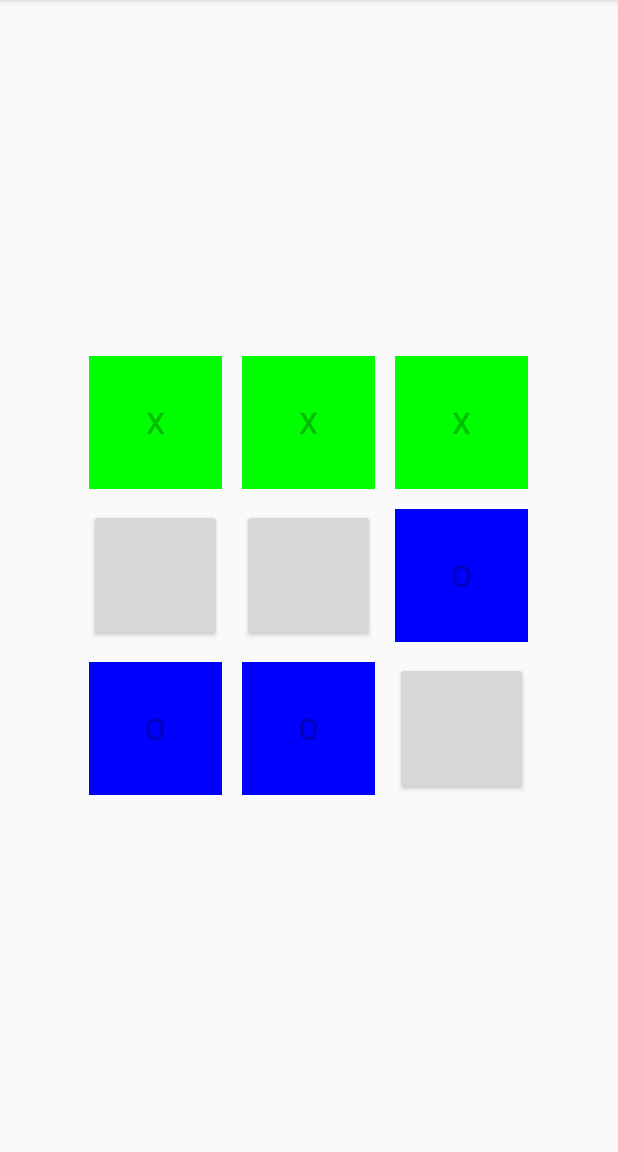
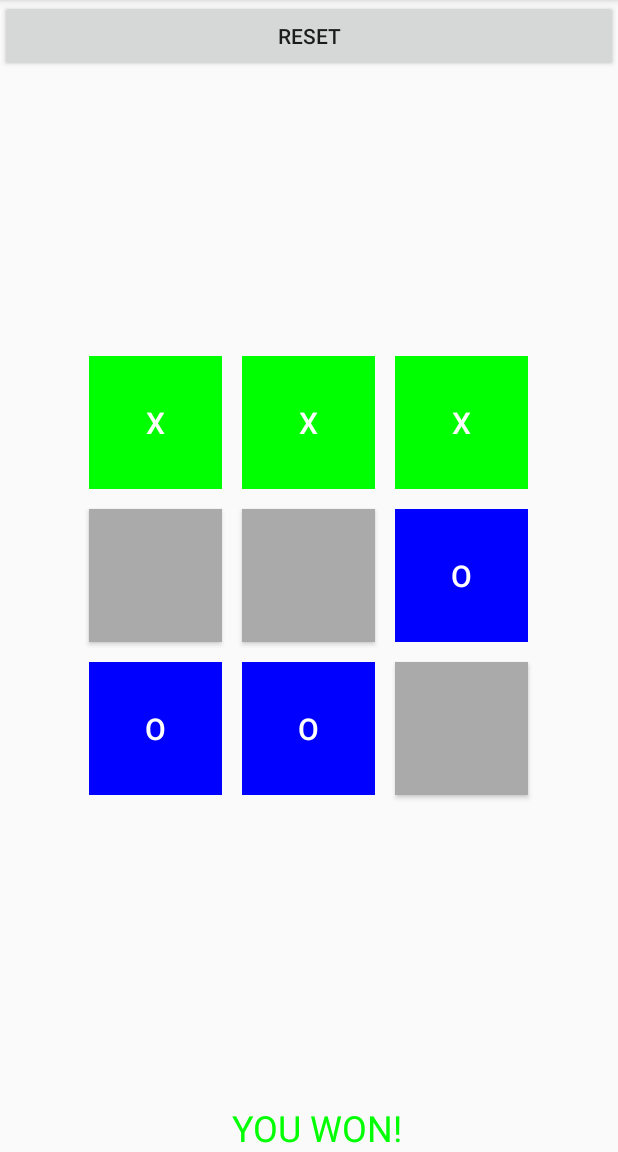
Before and after one commit to jugomo/TicTacToy, an Android app: the screen it shows after launch (MainActivity), after a tap on an icon or button, on a phone screen of 412 x 824 dp, the part 84-1236 px from its top. Run offline under Robolectric (Android 15) with nearby library versions, the phone set to English and light mode, and no system bars; 2 other taps on this screen came first.

Commit message:
add game reset
- bug fixes
- add game reset
- add status message
- support SDK >= 16

```diff
--- a/app/build.gradle
+++ b/app/build.gradle
@@ -7,10 +7,10 @@ android {
     buildToolsVersion "25.0.2"
     defaultConfig {
         applicationId "com.site11.jugomo.tictactoy"
-        minSdkVersion 19
+        minSdkVersion 16
         targetSdkVersion 25
-        versionCode 1
-        versionName "1.0"
+        versionCode 3
+        versionName "1.03"
         testInstrumentationRunner "android.support.test.runner.AndroidJUnitRunner"
     }
     buildTypes {
--- a/app/src/main/AndroidManifest.xml
+++ b/app/src/main/AndroidManifest.xml
@@ -6,10 +6,12 @@
         android:allowBackup="true"
         android:icon="@mipmap/ic_launcher"
         android:label="@string/app_name"
-        android:roundIcon="@mipmap/ic_launcher_round"
+        android:roundIcon="@mipmap/ic_launcher"
         android:supportsRtl="true"
         android:theme="@style/AppTheme">
-        <activity android:name=".MainActivity">
+        <activity
+            android:name=".MainActivity"
+            android:screenOrientation="portrait">
             <intent-filter>
                 <action android:name="android.intent.action.MAIN" />
 
--- a/app/src/main/java/com/site11/jugomo/tictactoy/MainActivity.kt
+++ b/app/src/main/java/com/site11/jugomo/tictactoy/MainActivity.kt
@@ -14,6 +14,7 @@ class MainActivity : AppCompatActivity() {
     var player1 = ArrayList<Int>()
     var player2 = ArrayList<Int>()
     var active = 1
+    var finished = false
 
     //
     //
@@ -22,13 +23,57 @@ class MainActivity : AppCompatActivity() {
     override fun onCreate(savedInstanceState: Bundle?) {
         super.onCreate(savedInstanceState)
         setContentView(R.layout.activity_main)
+
+        btReset.isEnabled = false
+    }
+
+    fun resetAction(view: View) {
+
+        bt1.setBackgroundColor(resources.getColor(android.R.color.darker_gray))
+        bt2.setBackgroundColor(resources.getColor(android.R.color.darker_gray))
+        bt3.setBackgroundColor(resources.getColor(android.R.color.darker_gray))
+        bt4.setBackgroundColor(resources.getColor(android.R.color.darker_gray))
+        bt5.setBackgroundColor(resources.getColor(android.R.color.darker_gray))
+        bt6.setBackgroundColor(resources.getColor(android.R.color.darker_gray))
+        bt7.setBackgroundColor(resources.getColor(android.R.color.darker_gray))
+        bt8.setBackgroundColor(resources.getColor(android.R.color.darker_gray))
+        bt9.setBackgroundColor(resources.getColor(android.R.color.darker_gray))
+
+        bt1.setText("")
+        bt2.setText("")
+        bt3.setText("")
+        bt4.setText("")
+        bt5.setText("")
+        bt6.setText("")
+        bt7.setText("")
+        bt8.setText("")
+        bt9.setText("")
+
+        bt1.isEnabled = true
+        bt2.isEnabled = true
+        bt3.isEnabled = true
+        bt4.isEnabled = true
+        bt5.isEnabled = true
+        bt6.isEnabled = true
+        bt7.isEnabled = true
+        bt8.isEnabled = true
+        bt9.isEnabled = true
+
+        btReset.isEnabled = false
+        finished = false
+        player1.clear()
+        player2.clear()
+
+        tvMessage.text = "Welcome!"
+        tvMessage.setTextColor(Color.BLACK)
     }
 
     fun btClick(view: View) {
+        if (!finished) {
             val btSel = view as Button
 
             var cellId = 0
-        when(btSel.id) {
+            when (btSel.id) {
                 R.id.bt1 -> cellId = 1
                 R.id.bt2 -> cellId = 2
                 R.id.bt3 -> cellId = 3
@@ -43,6 +88,7 @@ class MainActivity : AppCompatActivity() {
             //Toast.makeText(this, "ID: " + cellId, Toast.LENGTH_LONG).show()
 
             playGame(cellId, btSel)
+        }
     }
 
     fun playGame(cellID: Int, sel: Button) {
@@ -93,7 +139,6 @@ class MainActivity : AppCompatActivity() {
         }
 
 
-
         // col 1
         if (player1.contains(1) && player1.contains(4) && player1.contains(7)) {
             winner = 1
@@ -118,30 +163,35 @@ class MainActivity : AppCompatActivity() {
             winner = 2
         }
 
+        // there is a winner
         if (winner != -1) {
             if (winner == 1) {
-                Toast.makeText(this, "PLAYER 1 WON!", Toast.LENGTH_LONG).show()
+                tvMessage.text = "YOU WON!"
+                tvMessage.setTextColor(Color.GREEN)
             } else {
-                Toast.makeText(this, "PLAYER 2 WON!", Toast.LENGTH_LONG).show()
+                tvMessage.text = "PLAYER 2 WON!"
+                tvMessage.setTextColor(Color.RED)
+            }
+
+            btReset.isEnabled = true
+            finished = true
+        } else {
+            if (emptyCells().size == 0) {
+                gameOver()
             }
         }
     }
 
     fun autoPlay() {
-        var emptyCells = ArrayList<Int>()
+        val num = emptyCells()
 
-        for (cellID in 1..9) {
-            if (!(player1.contains(cellID) || player2.contains(cellID))) {
-                emptyCells.add(cellID)
-            }
-        }
-
+        if (num.size != 0) {
             val r = Random()
-        val randIndex = r.nextInt(emptyCells.size - 0) + 0
-        val cellID = emptyCells.get(randIndex)
+            val randIndex = r.nextInt(num.size - 0) + 0
+            val cellID = num.get(randIndex)
 
             var btSelect: Button?
-        when(cellID) {
+            when (cellID) {
                 1 -> btSelect = bt1
                 2 -> btSelect = bt2
                 3 -> btSelect = bt3
@@ -157,5 +207,27 @@ class MainActivity : AppCompatActivity() {
             }
 
             playGame(cellID, btSelect)
+        } else {
+            gameOver()
         }
     }
+
+    fun emptyCells() : ArrayList<Int> {
+        var emptyCells = ArrayList<Int>()
+
+        for (cellID in 1..9) {
+            if (!(player1.contains(cellID) || player2.contains(cellID))) {
+                emptyCells.add(cellID)
+            }
+        }
+
+        return emptyCells
+    }
+
+    fun gameOver() {
+        tvMessage.text = "GAME OUT! - NOBODY WON"
+        tvMessage.setTextColor(Color.RED)
+        btReset.isEnabled = true
+        finished = true
+    }
+}
--- a/app/src/main/res/layout/activity_main.xml
+++ b/app/src/main/res/layout/activity_main.xml
@@ -1,23 +1,38 @@
 <?xml version="1.0" encoding="utf-8"?>
-<TableLayout xmlns:android="http://schemas.android.com/apk/res/android"
-    android:gravity="center"
+<RelativeLayout xmlns:android="http://schemas.android.com/apk/res/android"
     xmlns:app="http://schemas.android.com/apk/res-auto"
     xmlns:tools="http://schemas.android.com/tools"
+    tools:context="com.site11.jugomo.tictactoy.MainActivity"
     android:layout_width="match_parent"
     android:layout_height="match_parent"
-    tools:context="com.site11.jugomo.tictactoy.MainActivity">
+    android:orientation="vertical">
+
+    <Button
+        android:id="@+id/btReset"
+        android:layout_width="match_parent"
+        android:layout_height="wrap_content"
+        android:onClick="resetAction"
+        android:text="Reset" />
+
+    <TableLayout
+        android:layout_width="match_parent"
+        android:layout_height="wrap_content"
+        android:layout_centerVertical="true"
+        android:gravity="center_vertical|center_horizontal|center">
 
         <TableRow
-        android:gravity="center"
             android:layout_width="match_parent"
-        android:layout_height="match_parent" >
+            android:layout_height="match_parent"
+            android:gravity="center">
 
             <Button
                 android:id="@+id/bt1"
                 android:layout_width="40pt"
                 android:layout_height="40pt"
                 android:layout_margin="3pt"
+                android:background="@android:color/darker_gray"
                 android:onClick="btClick"
+                android:textColor="#FFFFFF"
                 android:textSize="20sp" />
 
             <Button
@@ -25,7 +40,9 @@
                 android:layout_width="40pt"
                 android:layout_height="40pt"
                 android:layout_margin="3pt"
+                android:background="@android:color/darker_gray"
                 android:onClick="btClick"
+                android:textColor="#FFFFFF"
                 android:textSize="20sp" />
 
             <Button
@@ -33,21 +50,25 @@
                 android:layout_width="40pt"
                 android:layout_height="40pt"
                 android:layout_margin="3pt"
+                android:background="@android:color/darker_gray"
                 android:onClick="btClick"
+                android:textColor="#FFFFFF"
                 android:textSize="20sp" />
         </TableRow>
 
         <TableRow
-        android:gravity="center"
             android:layout_width="match_parent"
-        android:layout_height="match_parent" >
+            android:layout_height="match_parent"
+            android:gravity="center">
 
             <Button
                 android:id="@+id/bt4"
                 android:layout_width="40pt"
                 android:layout_height="40pt"
                 android:layout_margin="3pt"
+                android:background="@android:color/darker_gray"
                 android:onClick="btClick"
+                android:textColor="#FFFFFF"
                 android:textSize="20sp" />
 
             <Button
@@ -55,7 +76,9 @@
                 android:layout_width="40pt"
                 android:layout_height="40pt"
                 android:layout_margin="3pt"
+                android:background="@android:color/darker_gray"
                 android:onClick="btClick"
+                android:textColor="#FFFFFF"
                 android:textSize="20sp" />
 
             <Button
@@ -63,21 +86,25 @@
                 android:layout_width="40pt"
                 android:layout_height="40pt"
                 android:layout_margin="3pt"
+                android:background="@android:color/darker_gray"
                 android:onClick="btClick"
+                android:textColor="#FFFFFF"
                 android:textSize="20sp" />
         </TableRow>
 
         <TableRow
-        android:gravity="center"
             android:layout_width="match_parent"
-        android:layout_height="match_parent" >
+            android:layout_height="match_parent"
+            android:gravity="center">
 
             <Button
                 android:id="@+id/bt7"
                 android:layout_width="40pt"
                 android:layout_height="40pt"
                 android:layout_margin="3pt"
+                android:background="@android:color/darker_gray"
                 android:onClick="btClick"
+                android:textColor="#FFFFFF"
                 android:textSize="20sp" />
 
             <Button
@@ -85,7 +112,9 @@
                 android:layout_width="40pt"
                 android:layout_height="40pt"
                 android:layout_margin="3pt"
+                android:background="@android:color/darker_gray"
                 android:onClick="btClick"
+                android:textColor="#FFFFFF"
                 android:textSize="20sp" />
 
             <Button
@@ -93,7 +122,21 @@
                 android:layout_width="40pt"
                 android:layout_height="40pt"
                 android:layout_margin="3pt"
+                android:background="@android:color/darker_gray"
                 android:onClick="btClick"
+                android:textColor="#FFFFFF"
                 android:textSize="20sp" />
         </TableRow>
     </TableLayout>
+
+    <TextView
+        android:id="@+id/tvMessage"
+        android:layout_width="match_parent"
+        android:layout_height="wrap_content"
+        android:layout_alignParentBottom="true"
+        android:gravity="center_horizontal"
+        android:paddingLeft="5pt"
+        android:text="Welcome!"
+        android:textColor="@android:color/black"
+        android:textSize="24sp" />
+</RelativeLayout>
--- a/build.gradle
+++ b/build.gradle
@@ -7,7 +7,7 @@ buildscript {
         jcenter()
     }
     dependencies {
-        classpath 'com.android.tools.build:gradle:3.0.0-alpha4'
+        classpath 'com.android.tools.build:gradle:3.0.0-beta2'
         classpath "org.jetbrains.kotlin:kotlin-gradle-plugin:$kotlin_version"
 
         // NOTE: Do not place your application dependencies here; they belong
```
Also changed, not shown: app/src/main/res/mipmap-hdpi/ic_launcher.png, app/src/main/res/mipmap-hdpi/ic_launcher_round.png (deleted), app/src/main/res/mipmap-ldpi/ic_launcher.png (added), app/src/main/res/mipmap-mdpi/ic_launcher.png, app/src/main/res/mipmap-mdpi/ic_launcher_round.png (deleted), app/src/main/res/mipmap-xhdpi/ic_launcher.png, app/src/main/res/mipmap-xhdpi/ic_launcher_round.png (deleted), app/src/main/res/mipmap-xxhdpi/ic_launcher.png, app/src/main/res/mipmap-xxhdpi/ic_launcher_round.png (deleted), app/src/main/res/mipmap-xxxhdpi/ic_launcher.png, app/src/main/res/mipmap-xxxhdpi/ic_launcher_round.png (deleted), gradle/wrapper/gradle-wrapper.properties. Lines whose indentation alone changed are shown as unchanged.
